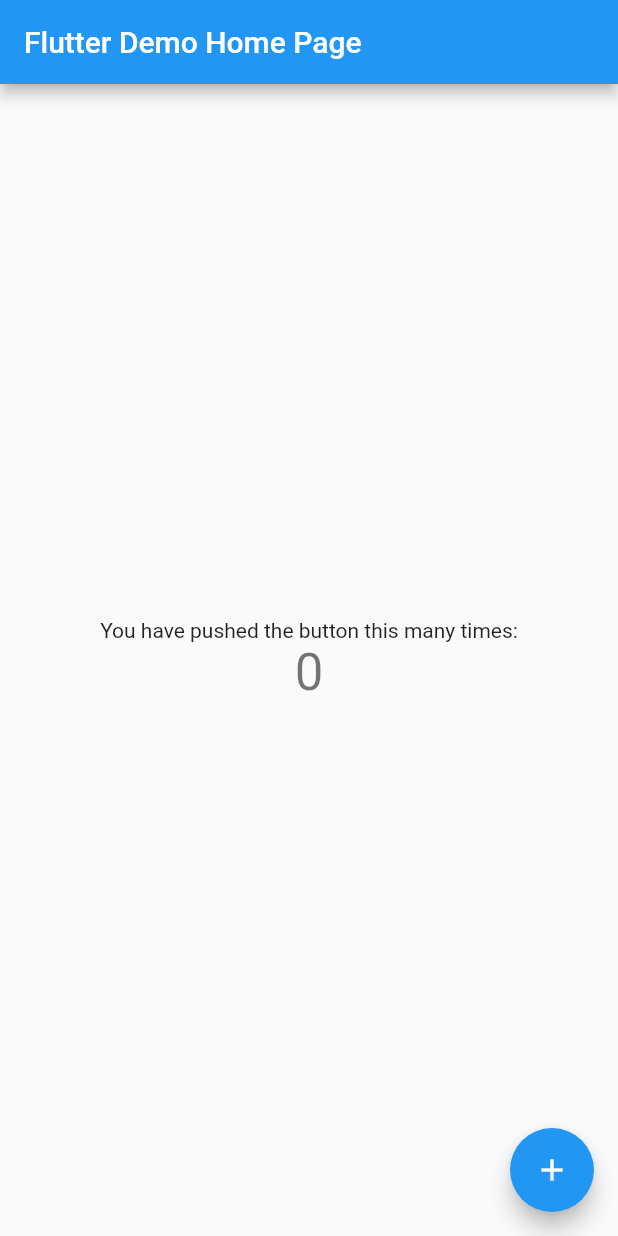
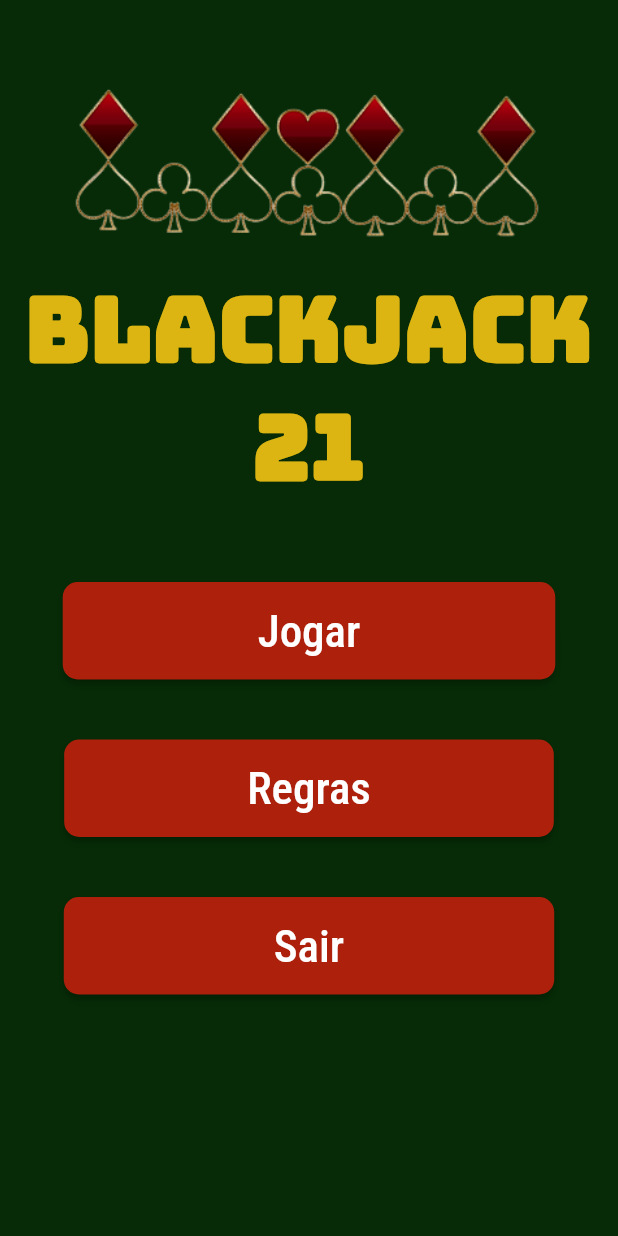
Before and after one commit to valescamoura/gruporoxo20211, a Flutter app: the screen it shows after launch, on a phone screen of 412 x 824 dp. Run offline on Flutter 3.47's test engine with Material 2 defaults, Android fonts, the phone set to English and light mode, and no system bars; our stand-ins replace google_fonts.

Commit message:
Tela inicial do jogo

```diff
--- a/lib/main.dart
+++ b/lib/main.dart
@@ -1,4 +1,5 @@
 import 'package:flutter/material.dart';
+import 'package:gruporoxo20211/pages/homePage.dart';
 
 void main() {
   runApp(MyApp());
@@ -9,105 +10,8 @@ class MyApp extends StatelessWidget {
   @override
   Widget build(BuildContext context) {
     return MaterialApp(
-      title: 'Flutter Demo',
-      theme: ThemeData(
-        // This is the theme of your application.
-        //
-        // Try running your application with "flutter run". You'll see the
-        // application has a blue toolbar. Then, without quitting the app, try
-        // changing the primarySwatch below to Colors.green and then invoke
-        // "hot reload" (press "r" in the console where you ran "flutter run",
-        // or simply save your changes to "hot reload" in a Flutter IDE).
-        // Notice that the counter didn't reset back to zero; the application
-        // is not restarted.
-        primarySwatch: Colors.blue,
-      ),
-      home: MyHomePage(title: 'Flutter Demo Home Page'),
+      title: 'BlackJack 21',
+      home: HomePage(),
     );
   }
 }
-
-class MyHomePage extends StatefulWidget {
-  MyHomePage({Key? key, required this.title}) : super(key: key);
-
-  // This widget is the home page of your application. It is stateful, meaning
-  // that it has a State object (defined below) that contains fields that affect
-  // how it looks.
-
-  // This class is the configuration for the state. It holds the values (in this
-  // case the title) provided by the parent (in this case the App widget) and
-  // used by the build method of the State. Fields in a Widget subclass are
-  // always marked "final".
-
-  final String title;
-
-  @override
-  _MyHomePageState createState() => _MyHomePageState();
-}
-
-class _MyHomePageState extends State<MyHomePage> {
-  int _counter = 0;
-
-  void _incrementCounter() {
-    setState(() {
-      // This call to setState tells the Flutter framework that something has
-      // changed in this State, which causes it to rerun the build method below
-      // so that the display can reflect the updated values. If we changed
-      // _counter without calling setState(), then the build method would not be
-      // called again, and so nothing would appear to happen.
-      _counter++;
-    });
-  }
-
-  @override
-  Widget build(BuildContext context) {
-    // This method is rerun every time setState is called, for instance as done
-    // by the _incrementCounter method above.
-    //
-    // The Flutter framework has been optimized to make rerunning build methods
-    // fast, so that you can just rebuild anything that needs updating rather
-    // than having to individually change instances of widgets.
-    return Scaffold(
-      appBar: AppBar(
-        // Here we take the value from the MyHomePage object that was created by
-        // the App.build method, and use it to set our appbar title.
-        title: Text(widget.title),
-      ),
-      body: Center(
-        // Center is a layout widget. It takes a single child and positions it
-        // in the middle of the parent.
-        child: Column(
-          // Column is also a layout widget. It takes a list of children and
-          // arranges them vertically. By default, it sizes itself to fit its
-          // children horizontally, and tries to be as tall as its parent.
-          //
-          // Invoke "debug painting" (press "p" in the console, choose the
-          // "Toggle Debug Paint" action from the Flutter Inspector in Android
-          // Studio, or the "Toggle Debug Paint" command in Visual Studio Code)
-          // to see the wireframe for each widget.
-          //
-          // Column has various properties to control how it sizes itself and
-          // how it positions its children. Here we use mainAxisAlignment to
-          // center the children vertically; the main axis here is the vertical
-          // axis because Columns are vertical (the cross axis would be
-          // horizontal).
-          mainAxisAlignment: MainAxisAlignment.center,
-          children: <Widget>[
-            Text(
-              'You have pushed the button this many times:',
-            ),
-            Text(
-              '$_counter',
-              style: Theme.of(context).textTheme.headline4,
-            ),
-          ],
-        ),
-      ),
-      floatingActionButton: FloatingActionButton(
-        onPressed: _incrementCounter,
-        tooltip: 'Increment',
-        child: Icon(Icons.add),
-      ), // This trailing comma makes auto-formatting nicer for build methods.
-    );
-  }
-}
--- /dev/null
+++ b/lib/pages/homePage.dart
@@ -0,0 +1,104 @@
+import 'package:flutter/material.dart';
+import 'package:google_fonts/google_fonts.dart';
+
+class HomePage extends StatelessWidget {
+  const HomePage({Key? key}) : super(key: key);
+
+  @override
+  Widget build(BuildContext context) {
+    return Container(
+      color: Color(0xFF062B06),
+      child: Column(children: <Widget>[
+        //Imagem
+        Container(
+          margin: EdgeInsets.only(top: 30.0, bottom: 0.0),
+          child: Image.asset(
+            'assets/images/imageFromHomePage.png',
+            width: 330,
+            height: 150,
+          ),
+        ),
+        //Título
+        Column(children: <Widget>[
+          Text(
+            'BlackJack',
+            style: GoogleFonts.bungee(
+                textStyle: TextStyle(
+                    color: Color(0xFFddb512),
+                    fontSize: 60.0,
+                    decoration: TextDecoration.none)),
+          ),
+          Text(
+            '21',
+            style: GoogleFonts.bungee(
+                textStyle: TextStyle(
+                    color: Color(0xFFddb512),
+                    fontSize: 60.0,
+                    decoration: TextDecoration.none)),
+          ),
+        ]),
+        //Botões
+        Padding(
+            padding: EdgeInsets.only(top: 50.0),
+            child: ElevatedButton(
+              style: ButtonStyle(
+                shape: MaterialStateProperty.all<RoundedRectangleBorder>(
+                    RoundedRectangleBorder(
+                        borderRadius: BorderRadius.circular(10.0))),
+                backgroundColor: MaterialStateProperty.all(Color(0xFFAD200C)),
+                padding: MaterialStateProperty.all(
+                    EdgeInsets.fromLTRB(130.0, 15.0, 130.0, 15.0)),
+              ),
+              child: Text(
+                'Jogar',
+                style: GoogleFonts.robotoCondensed(
+                textStyle: TextStyle(fontSize: 30.0, color: Colors.white),
+              )),
+              onPressed: () {
+                //Ação ao pressionar ao botão
+              },
+            )),
+        Padding(
+            padding: EdgeInsets.only(top: 40.0),
+            child: ElevatedButton(
+              style: ButtonStyle(
+                shape: MaterialStateProperty.all<RoundedRectangleBorder>(
+                    RoundedRectangleBorder(
+                        borderRadius: BorderRadius.circular(10.0))),
+                backgroundColor: MaterialStateProperty.all(Color(0xFFAD200C)),
+                padding: MaterialStateProperty.all(
+                    EdgeInsets.fromLTRB(122.0, 15.0, 122.0, 15.0)),
+              ),
+              child: Text(
+                'Regras',
+                style: GoogleFonts.robotoCondensed(
+                textStyle: TextStyle(fontSize: 30.0, color: Colors.white),
+              )),
+              onPressed: () {
+                //Ação ao pressionar ao botão
+              },
+            )),
+        Padding(
+            padding: EdgeInsets.only(top: 40.0),
+            child: ElevatedButton(
+              style: ButtonStyle(
+                shape: MaterialStateProperty.all<RoundedRectangleBorder>(
+                    RoundedRectangleBorder(
+                        borderRadius: BorderRadius.circular(10.0))),
+                backgroundColor: MaterialStateProperty.all(Color(0xFFAD200C)),
+                padding: MaterialStateProperty.all(
+                    EdgeInsets.fromLTRB(140.0, 15.0, 140.0, 15.0)),
+              ),
+              child: Text(
+                'Sair',
+                style: GoogleFonts.robotoCondensed(
+                textStyle: TextStyle(fontSize: 30.0, color: Colors.white),
+              )),
+              onPressed: () {
+                //Ação ao pressionar ao botão
+              },
+            )),
+      ]),
+    );
+  }
+}
```
Also changed, not shown: pubspec.yaml (+13 -13 lines), assets/images/imageFromHomePage.png (added), pubspec.lock.
